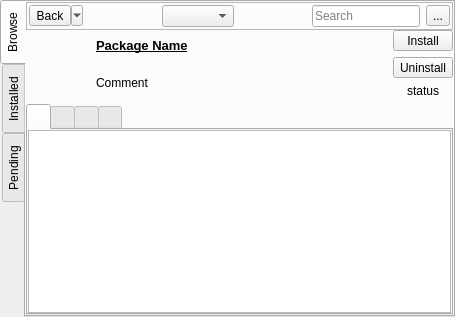
trueos/sysadm-ui-qt, file src-qt5/gui_client/pages/page_pkg.ui: the form before one commit.
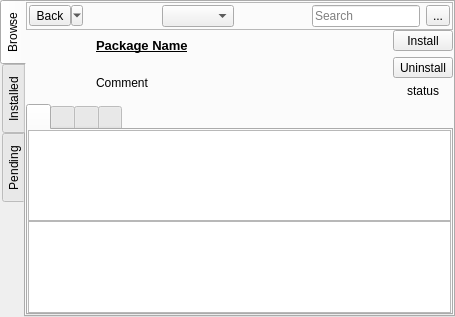
The form after the commit. The open tabs and pages were chosen to show the change. Icons and pictures are not drawn.

Commit message: Clean up some more of the AppCafe browser. Add a box for viewing pkg messages, etc..

```diff
--- a/src-qt5/gui_client/pages/page_pkg.ui
+++ b/src-qt5/gui_client/pages/page_pkg.ui
@@ -583,6 +583,16 @@
                  </property>
                 </widget>
                </item>
+               <item>
+                <widget class="QPlainTextEdit" name="text_app_message">
+                 <property name="readOnly">
+                  <bool>true</bool>
+                 </property>
+                 <property name="textInteractionFlags">
+                  <set>Qt::LinksAccessibleByMouse|Qt::TextSelectableByMouse</set>
+                 </property>
+                </widget>
+               </item>
               </layout>
              </widget>
              <widget class="QWidget" name="tab_app_general">
```
Left out of the diff: 4 changed lines with no effect on the pictures. The commit also changes 2 other files.
